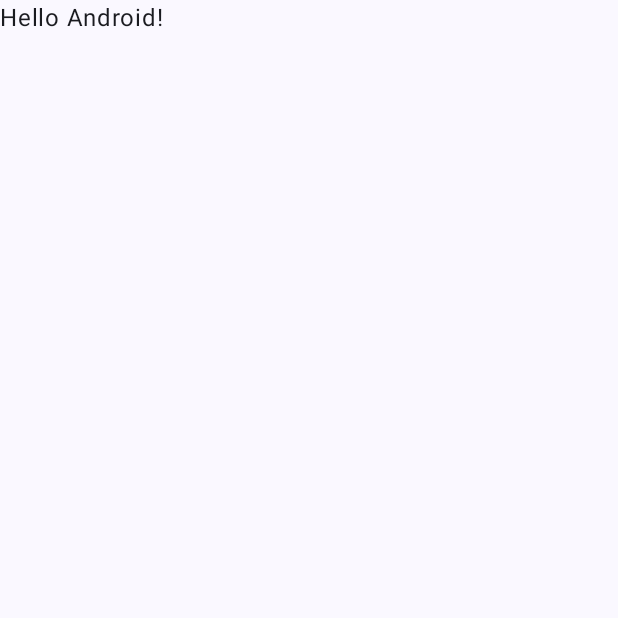
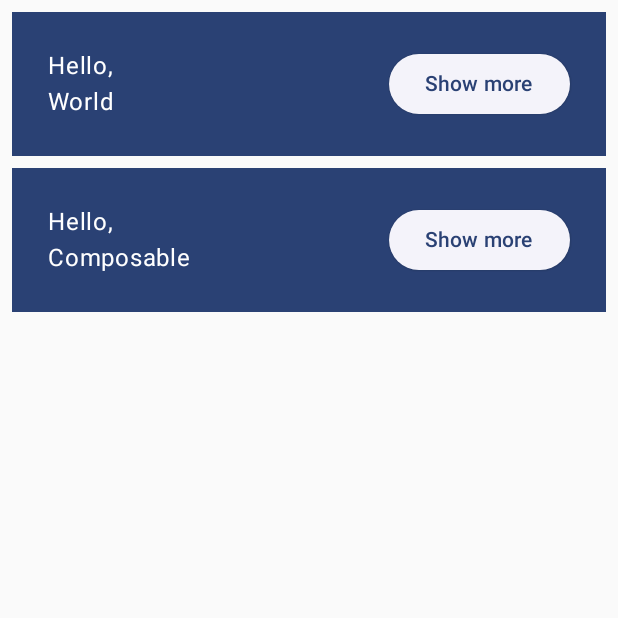
Before and after one commit to amirusmanyahaya/android, an Android app built with Jetpack Compose: the screen it shows after launch (MainActivity), on a phone screen of 412 x 824 dp, the top half of it. Before the commit the part shown is almost empty. Run offline under Robolectric (Android 15) with nearby library versions, the phone set to English and light mode, and no system bars.

Commit message:
created a simple list UI

```diff
--- a/BasicsCodelabs/app/src/main/java/com/example/basicscodelabs/MainActivity.kt
+++ b/BasicsCodelabs/app/src/main/java/com/example/basicscodelabs/MainActivity.kt
@@ -3,13 +3,15 @@ package com.example.basicscodelabs
 import android.os.Bundle
 import androidx.activity.ComponentActivity
 import androidx.activity.compose.setContent
-import androidx.compose.foundation.layout.fillMaxSize
+import androidx.compose.foundation.layout.*
+import androidx.compose.material3.ElevatedButton
 import androidx.compose.material3.MaterialTheme
 import androidx.compose.material3.Surface
 import androidx.compose.material3.Text
 import androidx.compose.runtime.Composable
 import androidx.compose.ui.Modifier
 import androidx.compose.ui.tooling.preview.Preview
+import androidx.compose.ui.unit.dp
 import com.example.basicscodelabs.ui.theme.BasicsCodelabsTheme
 
 class MainActivity : ComponentActivity() {
@@ -18,26 +20,48 @@ class MainActivity : ComponentActivity() {
         setContent {
             BasicsCodelabsTheme {
                 // A surface container using the 'background' color from the theme
-                Surface(
-                    modifier = Modifier.fillMaxSize(),
-                    color = MaterialTheme.colorScheme.background
-                ) {
-                    Greeting("Android")
-                }
+                MyApp(modifier = Modifier.fillMaxSize())
             }
         }
     }
 }
 
 @Composable
-fun Greeting(name: String) {
-    Text(text = "Hello $name!")
+fun MyApp(
+    modifier: Modifier = Modifier,
+    names: List<String> = listOf("World","Composable")
+){
+    Column(modifier = modifier.padding(vertical = 4.dp)) {
+        for(name in names) {
+            Greeting(name = name)
+        }
+    }
 }
 
-@Preview(showBackground = true)
+@Composable
+fun Greeting(name: String) {
+    Surface(
+        color = MaterialTheme.colorScheme.primary,
+        modifier = Modifier.padding(vertical = 4.dp, horizontal = 8.dp)
+    ) {
+        Row(modifier = Modifier.padding(24.dp)) {
+            Column(modifier = Modifier.weight(1f)) {
+                Text(text = "Hello, ")
+                Text(text = name)
+            }
+            ElevatedButton(
+                onClick = { /* TODO */ }
+            ) {
+                Text("Show more")
+            }
+        }
+    }
+}
+
+@Preview(showBackground = true, widthDp = 320)
 @Composable
 fun DefaultPreview() {
     BasicsCodelabsTheme {
-        Greeting("Android")
+        MyApp()
     }
 }
```
